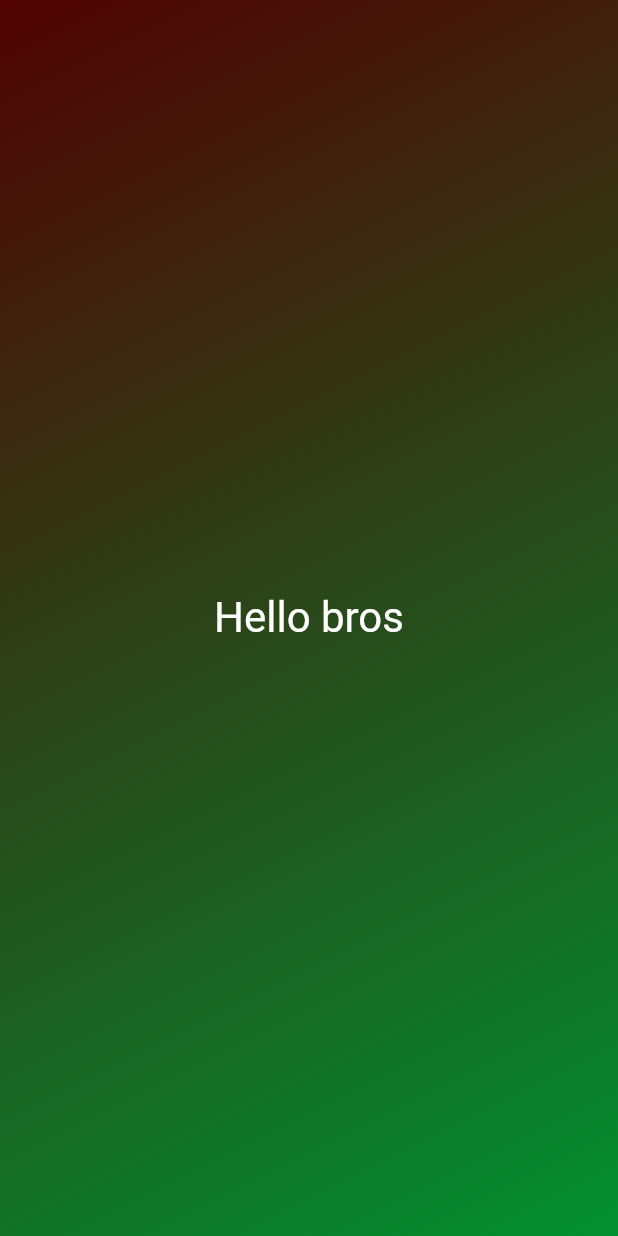
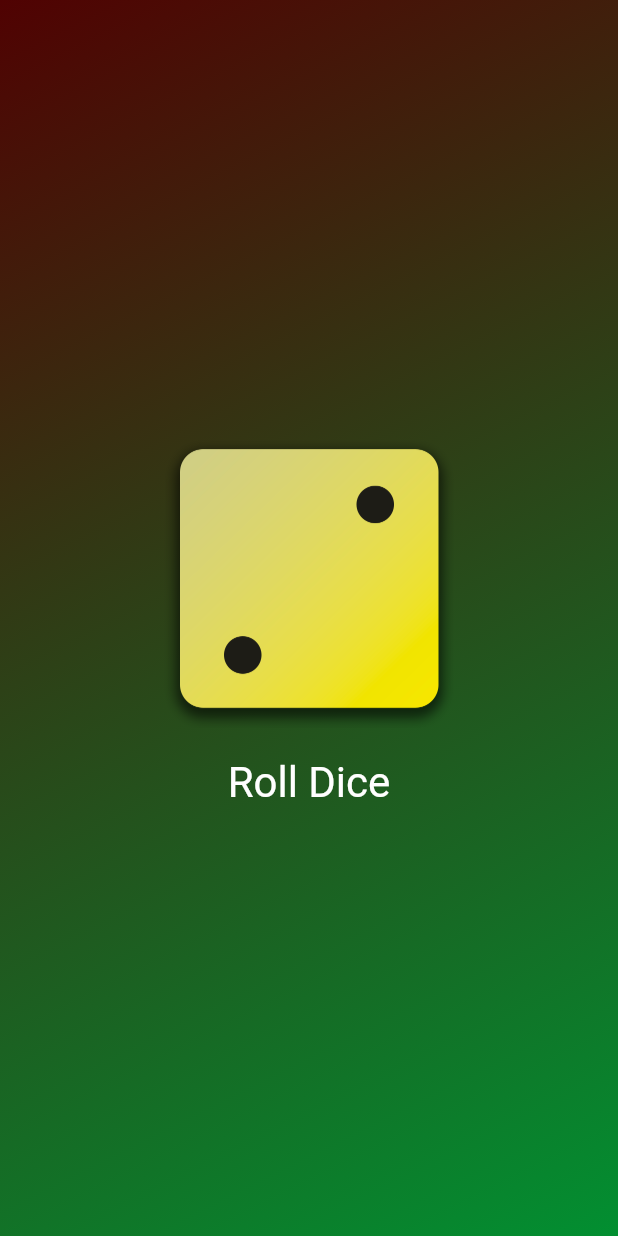
Before and after one commit to trankhanhlam/first_app, a Flutter app: the screen it shows after launch, on a phone screen of 412 x 824 dp. Run offline on Flutter 3.47's test engine with Material 2 defaults, Android fonts, the phone set to English and light mode, and no system bars.

Commit message:
first module complete

```diff
--- /dev/null
+++ b/lib/dice_roller.dart
@@ -0,0 +1,45 @@
+import 'package:flutter/material.dart';
+import 'dart:math';
+
+class DiceRollter extends StatefulWidget {
+  const DiceRollter({super.key});
+  @override
+  State<DiceRollter> createState() {
+    return _DiceRollterState();
+  }
+}
+
+class _DiceRollterState extends State<DiceRollter> {
+  final randomizer = Random();
+  var currentDice = 2;
+
+  void rollDice() {
+    setState(() {
+      currentDice = randomizer.nextInt(6) + 1;
+    });
+  }
+
+  @override
+  Widget build(context) {
+    return Column(
+      mainAxisSize: MainAxisSize.min,
+      children: [
+        Image.asset(
+          'assets/images/dice-$currentDice.png',
+          width: 200,
+        ),
+        TextButton(
+          onPressed: rollDice,
+          style: TextButton.styleFrom(
+            padding: const EdgeInsets.only(top: 20),
+            foregroundColor: Colors.white,
+            textStyle: const TextStyle(
+              fontSize: 28,
+            ),
+          ),
+          child: const Text("Roll Dice"),
+        ),
+      ],
+    );
+  }
+}
--- a/lib/gradient_container.dart
+++ b/lib/gradient_container.dart
@@ -1,5 +1,5 @@
 import 'package:flutter/material.dart';
-import 'package:first_app/styled_text.dart';
+import 'package:first_app/dice_roller.dart';
 
 const startAlignment = Alignment.topLeft;
 const endAlignment = Alignment.bottomRight;
@@ -21,7 +21,7 @@ class GradientContainer extends StatelessWidget {
         ),
       ),
       child: const Center(
-        child: StyledText("Hello bros"),
+        child: DiceRollter(),
       ),
     );
   }
```
Also changed, not shown: pubspec.yaml (+7 -3 lines), assets/images/dice-1.png (added), assets/images/dice-2.png (added), assets/images/dice-3.png (added), assets/images/dice-4.png (added), assets/images/dice-5.png (added), assets/images/dice-6.png (added), 2 other files.
